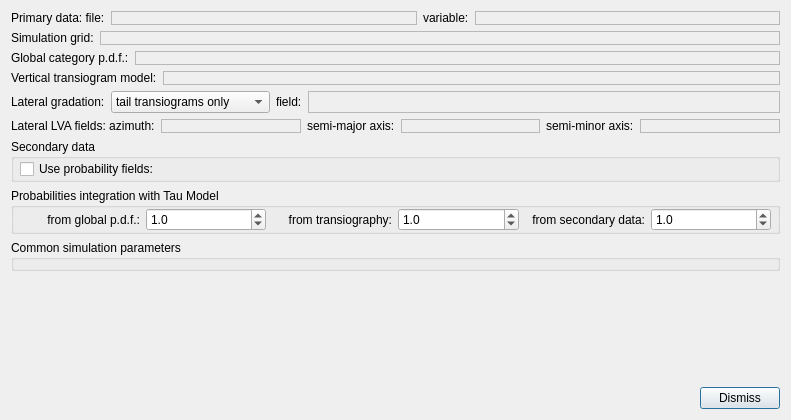
The window that dialogs/mcrfsimdialog.ui (PauloCarvalhoRJ/gammaray) describes before a commit, drawn with Qt 5.
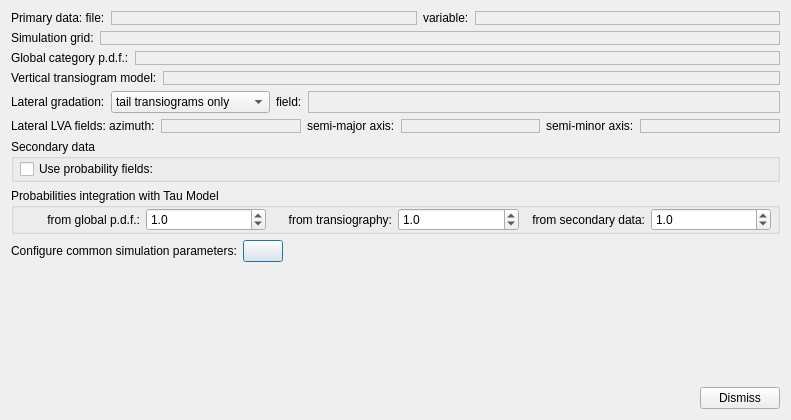
The same window after the commit. Icons and pictures are not drawn.

Commit message: MarkovSim: completed simulation configuration dialog.

Patch:
```diff
--- a/dialogs/mcrfsimdialog.ui
+++ b/dialogs/mcrfsimdialog.ui
@@ -446,7 +446,7 @@
      <property name="title">
       <string>Secondary data</string>
      </property>
-     <layout class="QHBoxLayout" name="horizontalLayout_12">
+     <layout class="QVBoxLayout" name="verticalLayout_7">
       <property name="spacing">
        <number>6</number>
       </property>
@@ -557,28 +557,42 @@
     </widget>
    </item>
    <item>
-    <widget class="QGroupBox" name="grpBoxCommonSimulationProperties">
-     <property name="title">
-      <string>Common simulation parameters</string>
+    <layout class="QHBoxLayout" name="horizontalLayout_12">
+     <property name="topMargin">
+      <number>0</number>
      </property>
-     <layout class="QVBoxLayout" name="verticalLayout_6">
-      <property name="spacing">
-       <number>6</number>
-      </property>
-      <property name="leftMargin">
-       <number>6</number>
-      </property>
-      <property name="topMargin">
-       <number>0</number>
-      </property>
-      <property name="rightMargin">
-       <number>6</number>
-      </property>
-      <property name="bottomMargin">
-       <number>0</number>
-      </property>
-     </layout>
-    </widget>
+     <item>
+      <widget class="QLabel" name="label_14">
+       <property name="text">
+        <string>Configure common simulation parameters:</string>
+       </property>
+      </widget>
+     </item>
+     <item>
+      <widget class="QPushButton" name="btnCommonSimulationParameters">
+       <property name="text">
+        <string/>
+       </property>
+       <property name="icon">
+        <iconset resource="../resources.qrc">
+         <normaloff>:/icons32/setting32</normaloff>:/icons32/setting32</iconset>
+       </property>
+      </widget>
+     </item>
+     <item>
+      <spacer name="horizontalSpacer_2">
+       <property name="orientation">
+        <enum>Qt::Horizontal</enum>
+       </property>
+       <property name="sizeHint" stdset="0">
+        <size>
+         <width>40</width>
+         <height>20</height>
+        </size>
+       </property>
+      </spacer>
+     </item>
+    </layout>
    </item>
    <item>
     <spacer name="verticalSpacer">
```
Left out of the diff: 21 changed lines with no effect on the pictures. The commit also changes 2 other files.
